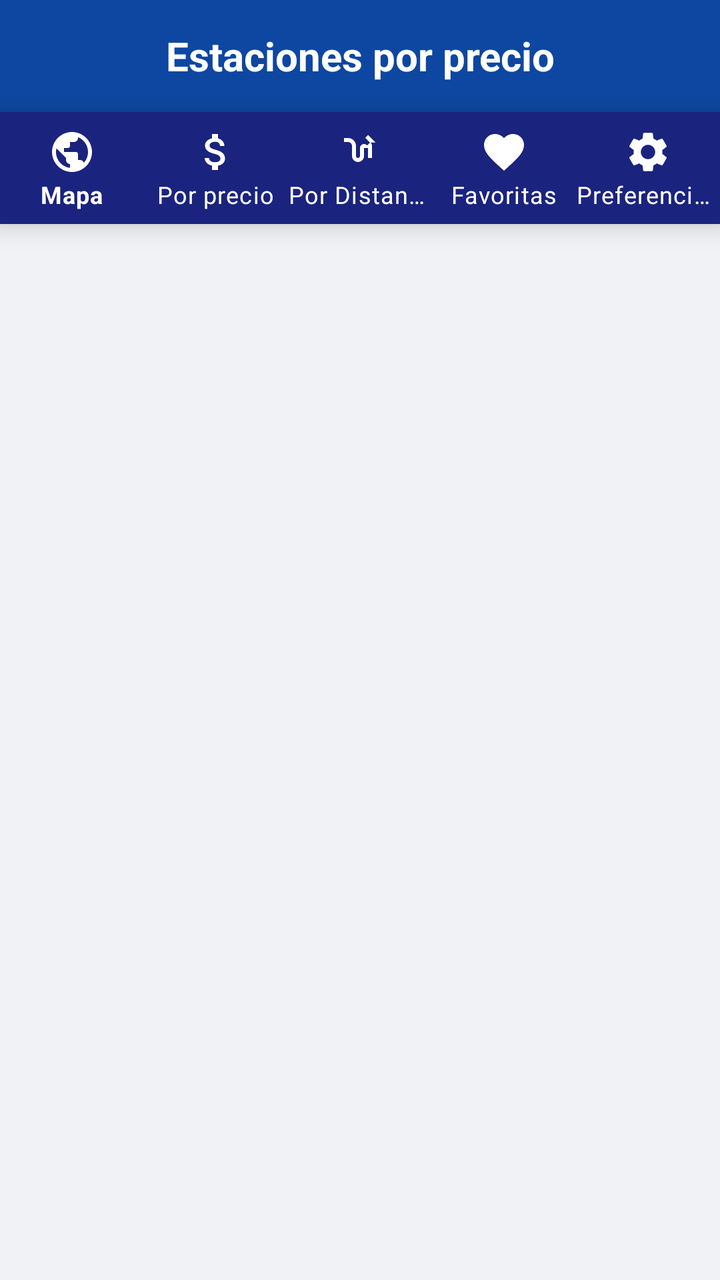
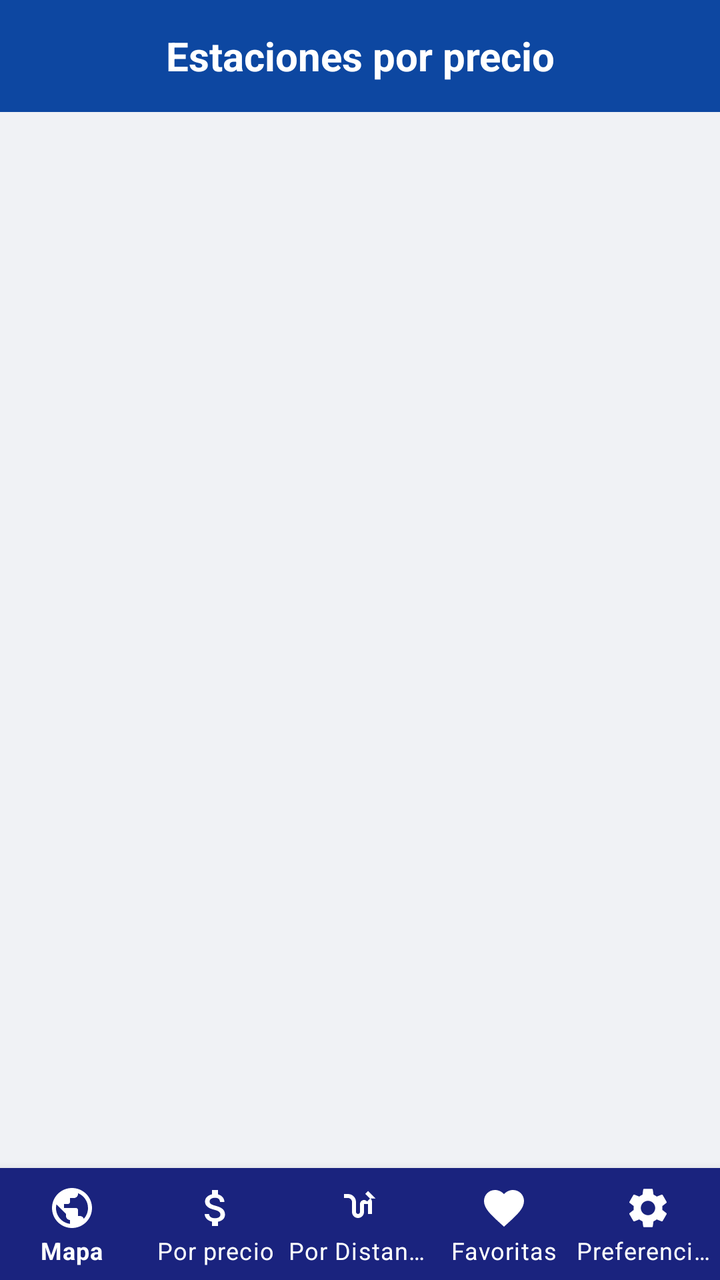

Two renders of the same Android screen: before a commit and after it. Below are the layout's source before the change and the commit's diff.
<!-- AndroidManifest.xml: application theme Theme.AhorraGas -->
<!-- res/layout/activity_price_list.xml -->
<?xml version="1.0" encoding="utf-8"?>
<LinearLayout xmlns:android="http://schemas.android.com/apk/res/android"
    xmlns:app="http://schemas.android.com/apk/res-auto"
    android:layout_width="match_parent"
    android:layout_height="match_parent"
    android:orientation="vertical"
    android:background="@color/background">

    <LinearLayout
        android:layout_width="match_parent"
        android:layout_height="56dp"
        android:background="@color/primary_dark"
        android:gravity="center_vertical"
        android:paddingHorizontal="16dp">

        <TextView
            android:layout_width="match_parent"
            android:layout_height="wrap_content"
            android:text="Estaciones por precio"
            android:textColor="@color/white"
            android:textSize="20sp"
            android:textStyle="bold"
            android:gravity="center" />
    </LinearLayout>

    <ProgressBar
        android:id="@+id/progressBarPrice"
        android:layout_width="wrap_content"
        android:layout_height="wrap_content"
        android:layout_gravity="center"
        android:layout_marginTop="48dp"
        android:layout_marginBottom="48dp"
        android:visibility="gone"
        android:layout_weight="0"/>

    <LinearLayout
        android:id="@+id/layoutErrorPrice"
        android:layout_width="match_parent"
        android:layout_height="0dp"
        android:layout_weight="1"
        android:orientation="vertical"
        android:gravity="center"
        android:padding="32dp"
        android:visibility="gone">

        <TextView
            android:id="@+id/tvErrorPrice"
            android:layout_width="wrap_content"
            android:layout_height="wrap_content"
            android:gravity="center"
            android:textSize="15sp"
            android:textColor="@color/text_secondary"
            android:layout_marginBottom="16dp"
            android:text="@string/error_red"/>

        <Button
            android:id="@+id/btnRetryPrice"
            android:layout_width="wrap_content"
            android:layout_height="wrap_content"
            android:text="@string/reintentar"
            android:backgroundTint="@color/primary_dark"/>
    </LinearLayout>

    <TextView
        android:id="@+id/tvEmptyPrice"
        android:layout_width="match_parent"
        android:layout_height="0dp"
        android:layout_weight="1"
        android:gravity="center"
        android:padding="32dp"
        android:textSize="14sp"
        android:textColor="@color/text_secondary"
        android:text="@string/empty_price_list"
        android:visibility="gone"/>

    <androidx.recyclerview.widget.RecyclerView
        android:id="@+id/recyclerViewPrice"
        android:layout_width="match_parent"
        android:layout_height="0dp"
        android:layout_weight="1"
        android:clipToPadding="false"
        android:paddingBottom="8dp"
        android:scrollbars="vertical"
        android:visibility="gone"/>

    <com.google.android.material.bottomnavigation.BottomNavigationView
        android:id="@+id/bottomNavPrice"
        android:layout_width="match_parent"
        android:layout_height="wrap_content"
        android:background="#1A237E"
        app:menu="@menu/bottom_nav_menu"
        app:itemIconTint="@color/white"
        app:itemTextColor="@color/white"
        app:labelVisibilityMode="labeled" />

</LinearLayout>
<!-- resources referenced by this layout -->
<resources>
  <color name="background">#F0F2F5</color>
  <color name="primary_dark">#0D47A1</color>
  <color name="text_secondary">#757575</color>
  <color name="white">#FFFFFF</color>
  <string name="empty_price_list">No hay estaciones con precio para el combustible seleccionado en tu radio.</string>
  <string name="error_red">Error de red. Comprueba tu conexión.</string>
  <string name="reintentar">Reintentar</string>
  <style name="Theme.AhorraGas" parent="Theme.MaterialComponents.DayNight.NoActionBar">
          <item name="colorPrimary">@color/primary</item>
          <item name="colorPrimaryVariant">@color/primary_dark</item>
          <item name="colorOnPrimary">@color/white</item>
          <item name="colorSecondary">@color/secondary</item>
          <item name="colorOnSecondary">@color/white</item>
          <item name="android:statusBarColor">@color/primary_dark</item>
      </style>
  <color name="primary">#1565C0</color>
  <color name="secondary">#FF9800</color>
</resources>

<!-- the commit's change to res/layout/activity_price_list.xml (unified diff, before → after) -->
@@ -23,65 +23,67 @@
             android:gravity="center" />
     </LinearLayout>
 
-    <ProgressBar
-        android:id="@+id/progressBarPrice"
-        android:layout_width="wrap_content"
-        android:layout_height="wrap_content"
-        android:layout_gravity="center"
-        android:layout_marginTop="48dp"
-        android:layout_marginBottom="48dp"
-        android:visibility="gone"
-        android:layout_weight="0"/>
-
-    <LinearLayout
-        android:id="@+id/layoutErrorPrice"
+    
+    <FrameLayout
         android:layout_width="match_parent"
         android:layout_height="0dp"
-        android:layout_weight="1"
-        android:orientation="vertical"
-        android:gravity="center"
-        android:padding="32dp"
-        android:visibility="gone">
+        android:layout_weight="1">
+
+        <ProgressBar
+            android:id="@+id/progressBarPrice"
+            android:layout_width="wrap_content"
+            android:layout_height="wrap_content"
+            android:layout_gravity="center"
+            android:visibility="gone" />
+
+        <LinearLayout
+            android:id="@+id/layoutErrorPrice"
+            android:layout_width="match_parent"
+            android:layout_height="match_parent"
+            android:orientation="vertical"
+            android:gravity="center"
+            android:padding="32dp"
+            android:visibility="gone">
+
+            <TextView
+                android:id="@+id/tvErrorPrice"
+                android:layout_width="wrap_content"
+                android:layout_height="wrap_content"
+                android:gravity="center"
+                android:textSize="15sp"
+                android:textColor="@color/text_secondary"
+                android:layout_marginBottom="16dp"
+                android:text="@string/error_red"/>
+
+            <Button
+                android:id="@+id/btnRetryPrice"
+                android:layout_width="wrap_content"
+                android:layout_height="wrap_content"
+                android:text="@string/reintentar"
+                android:backgroundTint="@color/primary_dark"/>
+        </LinearLayout>
 
         <TextView
-            android:id="@+id/tvErrorPrice"
-            android:layout_width="wrap_content"
-            android:layout_height="wrap_content"
+            android:id="@+id/tvEmptyPrice"
+            android:layout_width="match_parent"
+            android:layout_height="match_parent"
             android:gravity="center"
-            android:textSize="15sp"
+            android:padding="32dp"
+            android:textSize="14sp"
             android:textColor="@color/text_secondary"
-            android:layout_marginBottom="16dp"
-            android:text="@string/error_red"/>
+            android:text="@string/empty_price_list"
+            android:visibility="gone"/>
 
-        <Button
-            android:id="@+id/btnRetryPrice"
-            android:layout_width="wrap_content"
-            android:layout_height="wrap_content"
-            android:text="@string/reintentar"
-            android:backgroundTint="@color/primary_dark"/>
-    </LinearLayout>
+        <androidx.recyclerview.widget.RecyclerView
+            android:id="@+id/recyclerViewPrice"
+            android:layout_width="match_parent"
+            android:layout_height="match_parent"
+            android:clipToPadding="false"
+            android:paddingBottom="8dp"
+            android:scrollbars="vertical"
+            android:visibility="gone"/>
 
-    <TextView
-        android:id="@+id/tvEmptyPrice"
-        android:layout_width="match_parent"
-        android:layout_height="0dp"
-        android:layout_weight="1"
-        android:gravity="center"
-        android:padding="32dp"
-        android:textSize="14sp"
-        android:textColor="@color/text_secondary"
-        android:text="@string/empty_price_list"
-        android:visibility="gone"/>
-
-    <androidx.recyclerview.widget.RecyclerView
-        android:id="@+id/recyclerViewPrice"
-        android:layout_width="match_parent"
-        android:layout_height="0dp"
-        android:layout_weight="1"
-        android:clipToPadding="false"
-        android:paddingBottom="8dp"
-        android:scrollbars="vertical"
-        android:visibility="gone"/>
+    </FrameLayout>
 
     <com.google.android.material.bottomnavigation.BottomNavigationView
         android:id="@+id/bottomNavPrice"
